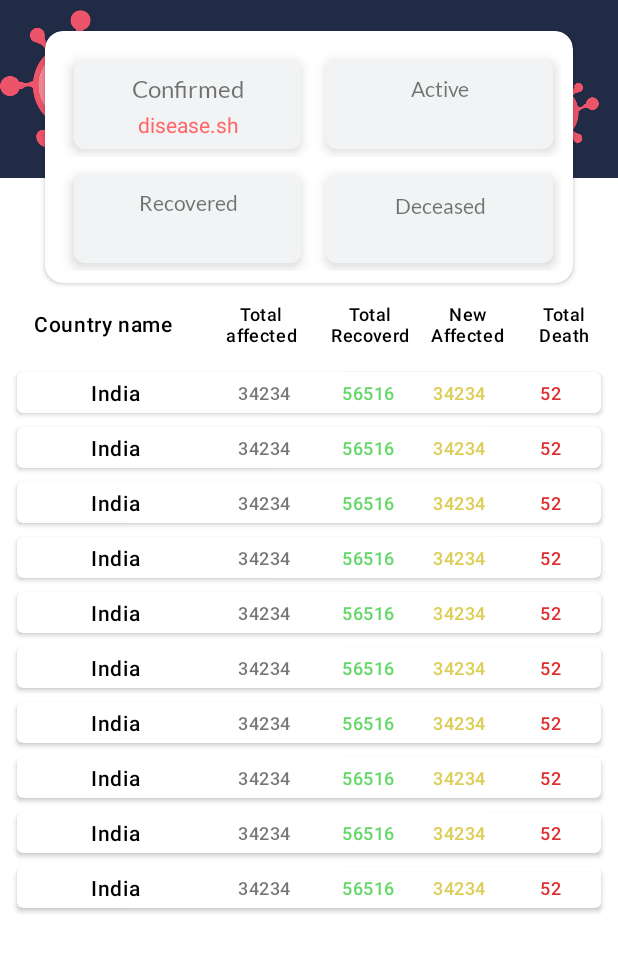
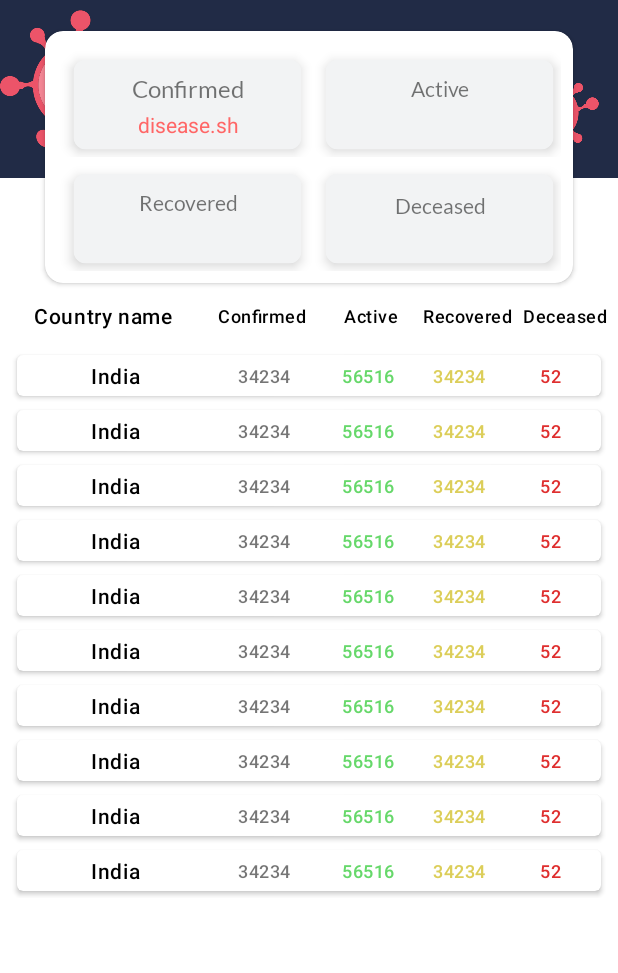
Before and after one commit to SunnyTamang/CovidTracker, an Android app: the screen it shows after launch (HomeActivity), on a phone screen of 412 x 824 dp, the part 149-1122 px from its top. Run offline under Robolectric (Android 15) with nearby library versions, the phone set to English and light mode, and no system bars; libraries missing offline, so code that uses them is left out: com.ismaeldivita.chipnavigation; plain views replace ChipNavigationBar; Roboto replaces fonts that are not available here; 3 statements that could not run were skipped.

Commit message:
table header name change

```diff
--- a/app/src/main/res/layout/fragment_splash_test.xml
+++ b/app/src/main/res/layout/fragment_splash_test.xml
@@ -355,7 +355,7 @@
             android:layout_width="match_parent"
             android:layout_height="wrap_content"
             android:layout_weight="1"
-            android:text="Total  affected"
+            android:text="Confirmed"
             android:textSize="12sp"
             android:gravity="center"
             android:textColor="#000"
@@ -366,7 +366,7 @@
             android:layout_width="match_parent"
             android:layout_height="wrap_content"
             android:layout_weight="1.05"
-            android:text="Total Recoverd"
+            android:text="Active"
             android:textSize="12sp"
             android:gravity="center"
             android:textColor="#000"
@@ -382,14 +382,14 @@
             android:fontFamily="sans-serif-medium"
             android:gravity="center"
             android:letterSpacing="0.03"
-            android:text="New Affected"
+            android:text="Recovered"
             android:textColor="#000"
             android:textSize="12sp" />
         <TextView
             android:layout_width="match_parent"
             android:layout_height="wrap_content"
             android:layout_weight="1.05"
-            android:text="Total Death"
+            android:text="Deceased"
             android:textColor="#000"
             android:fontFamily="sans-serif-medium"
             android:letterSpacing="0.03"
```
